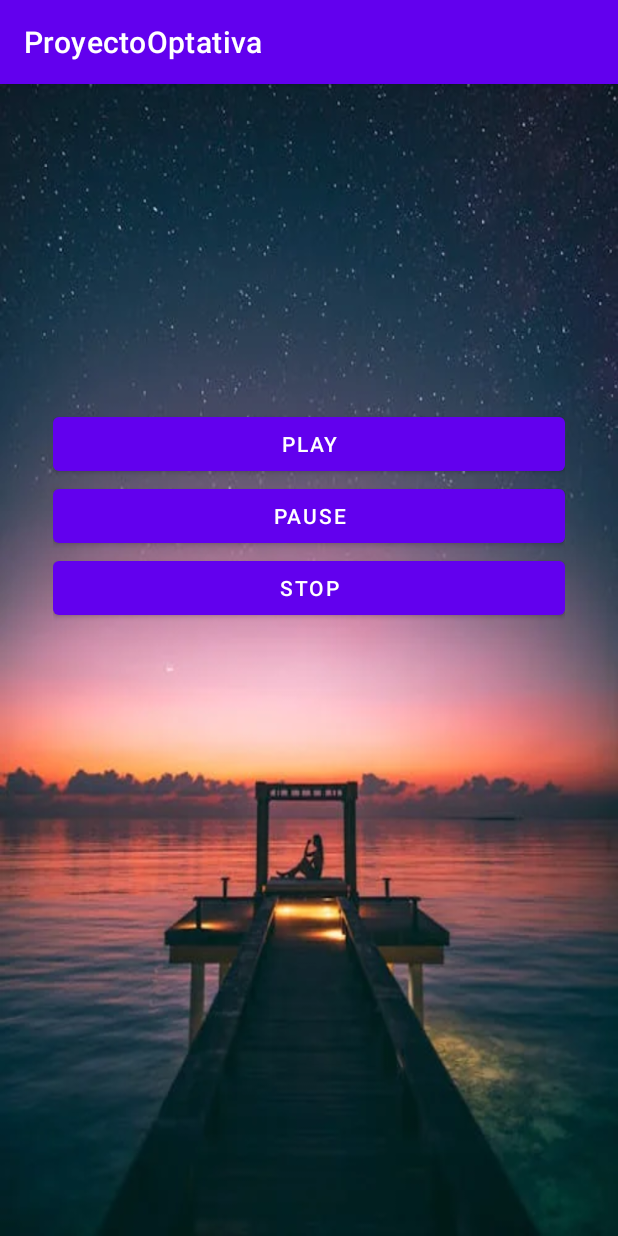
After one commit to manudomdd/OptativaGS, an Android app: the EstresadoActivity screen opened directly, with no data from a screen before it, on a phone screen of 412 x 824 dp. The commit adds this screen. Run offline under Robolectric (Android 15) with nearby library versions, the phone set to English and light mode, and no system bars.

Commit message:
Proyecto

```diff
--- a/ProyectoOptativa/app/src/main/AndroidManifest.xml
+++ b/ProyectoOptativa/app/src/main/AndroidManifest.xml
@@ -9,7 +9,9 @@
         android:roundIcon="@mipmap/ic_launcher_round"
         android:supportsRtl="true"
         android:theme="@style/Theme.ProyectoOptativa">
-        <activity android:name=".StatesActivity"></activity>
+        <activity android:name=".EstresadoActivity"></activity>
+        <activity android:name=".AlegreActivity" />
+        <activity android:name=".StatesActivity" />
         <activity android:name=".MainActivity">
             <intent-filter>
                 <action android:name="android.intent.action.MAIN" />
--- /dev/null
+++ b/ProyectoOptativa/app/src/main/java/com/example/proyectooptativa/EstresadoActivity.java
@@ -0,0 +1,55 @@
+package com.example.proyectooptativa;
+
+import androidx.appcompat.app.AppCompatActivity;
+
+import android.media.MediaPlayer;
+import android.os.Bundle;
+import android.view.View;
+import android.widget.Button;
+
+public class EstresadoActivity extends AppCompatActivity {
+
+    private MediaPlayer mediaPlayer;
+
+    @Override
+    protected void onCreate(Bundle savedInstanceState) {
+        super.onCreate(savedInstanceState);
+        setContentView(R.layout.activity_estresado);
+        initializeMusic();
+    }
+
+    private void initializeMusic() {
+        Button botonPlay = findViewById(R.id.button5);
+        Button botonPause = findViewById(R.id.button6);
+        Button botonStop = findViewById(R.id.button7);
+
+        mediaPlayer = MediaPlayer.create(this, R.raw.audioyoga);
+
+        botonPlay.setOnClickListener(new View.OnClickListener() {
+            @Override
+            public void onClick(View v) {
+                if (!mediaPlayer.isPlaying()) {
+                    mediaPlayer.start();
+                }
+            }
+        });
+
+        botonPause.setOnClickListener(new View.OnClickListener() {
+            @Override
+            public void onClick(View v) {
+                if (mediaPlayer.isPlaying()) {
+                    mediaPlayer.pause();
+                }
+            }
+        });
+
+        botonStop.setOnClickListener(new View.OnClickListener() {
+            @Override
+            public void onClick(View v) {
+                mediaPlayer.stop();
+                mediaPlayer.release();
+                mediaPlayer = null;
+            }
+        });
+    }
+}
--- a/ProyectoOptativa/app/src/main/java/com/example/proyectooptativa/MainActivity.java
+++ b/ProyectoOptativa/app/src/main/java/com/example/proyectooptativa/MainActivity.java
@@ -26,12 +26,15 @@ public class MainActivity extends AppCompatActivity {
             String nombre = texto.getText().toString();
             if (nombre == null || nombre.isEmpty()) {
                 Toast.makeText(this, "Debe de introducir un nombre.", Toast.LENGTH_SHORT).show();
+                return;
+            } else if (!nombre.matches("^[a-zA-Z]+$")) {
+                Toast.makeText(this, "El nombre solo puede contener letras", Toast.LENGTH_SHORT).show();
+                return;
             } else {
                 Toast.makeText(this, "¡Bienvenido " + nombre + "!", Toast.LENGTH_SHORT).show();
                 Intent intent = new Intent(MainActivity.this, StatesActivity.class);
                 intent.putExtra("nombre", nombre);
                 startActivity(intent);
-
             }
         });
     }
--- /dev/null
+++ b/ProyectoOptativa/app/src/main/res/layout/activity_estresado.xml
@@ -0,0 +1,39 @@
+<?xml version="1.0" encoding="utf-8"?>
+<androidx.constraintlayout.widget.ConstraintLayout xmlns:android="http://schemas.android.com/apk/res/android"
+    xmlns:app="http://schemas.android.com/apk/res-auto"
+    xmlns:tools="http://schemas.android.com/tools"
+    android:layout_width="match_parent"
+    android:layout_height="match_parent"
+    android:background="@drawable/imagenrelajacion"
+    tools:context=".EstresadoActivity">
+
+    <LinearLayout
+        android:layout_width="341dp"
+        android:layout_height="169dp"
+        android:orientation="vertical"
+        app:layout_constraintBottom_toBottomOf="parent"
+        app:layout_constraintEnd_toEndOf="parent"
+        app:layout_constraintStart_toStartOf="parent"
+        app:layout_constraintTop_toTopOf="parent"
+        app:layout_constraintVertical_bias="0.361">
+
+        <Button
+            android:id="@+id/button5"
+            android:layout_width="match_parent"
+            android:layout_height="wrap_content"
+            android:text="Play" />
+
+        <Button
+            android:id="@+id/button6"
+            android:layout_width="match_parent"
+            android:layout_height="wrap_content"
+            android:text="Pause" />
+
+        <Button
+            android:id="@+id/button7"
+            android:layout_width="match_parent"
+            android:layout_height="wrap_content"
+            android:text="Stop" />
+    </LinearLayout>
+
+</androidx.constraintlayout.widget.ConstraintLayout>
```
Also changed, not shown: ProyectoOptativa/app/src/main/java/com/example/proyectooptativa/AlegreActivity.java (added, +56 -0 lines), ProyectoOptativa/app/src/main/java/com/example/proyectooptativa/StatesActivity.java (+33 -4 lines), ProyectoOptativa/app/src/main/res/layout/activity_alegre.xml (added, +18 -0 lines), ProyectoOptativa/app/src/main/res/layout/activity_state.xml (+18 -23 lines), ProyectoOptativa/app/src/main/res/drawable-v24/imagenrelajacion.webp (added), 2 other files.
